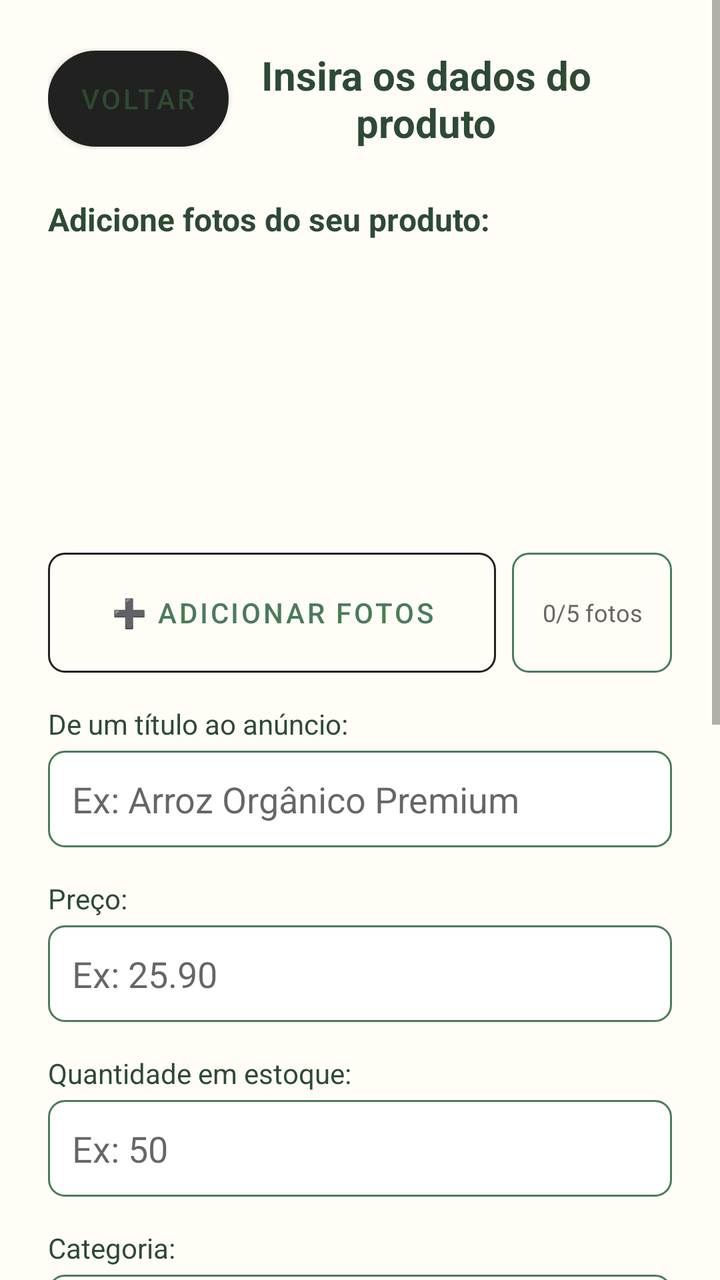
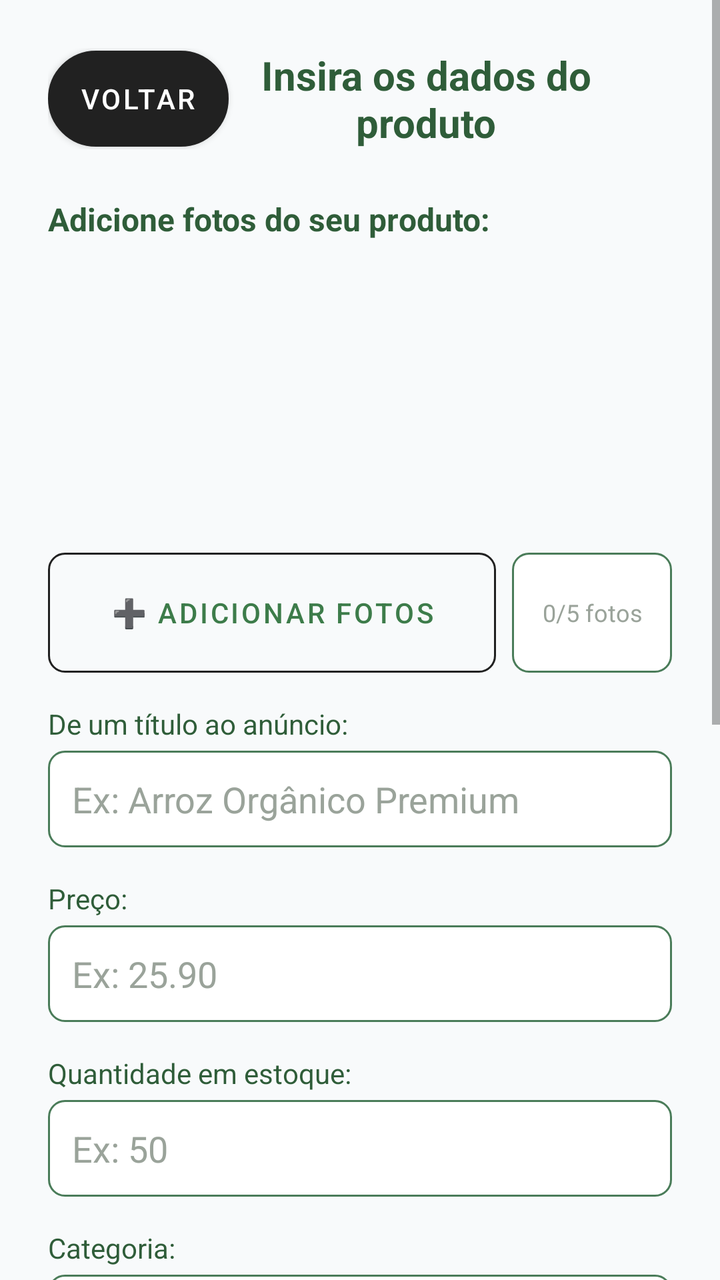

The first picture is an Android layout as it rendered before a commit; the second is the same layout after the commit. The layout source and the unified diff follow.
<!-- AndroidManifest.xml: activity theme Theme.MaterialComponents.Light.DarkActionBar -->
<!-- res/layout/activity_novo_produto.xml -->
<?xml version="1.0" encoding="utf-8"?>
<ScrollView
    xmlns:android="http://schemas.android.com/apk/res/android"
    android:layout_width="match_parent"
    android:layout_height="match_parent"
    android:background="#FFFDF6">

    <LinearLayout
        android:layout_width="match_parent"
        android:layout_height="wrap_content"
        android:orientation="vertical"
        android:padding="24dp">

        
        <LinearLayout
            android:layout_width="match_parent"
            android:layout_height="wrap_content"
            android:orientation="horizontal"
            android:gravity="center_vertical"
            android:layout_marginBottom="24dp">

            <Button
                android:id="@+id/btnVoltar"
                android:layout_width="wrap_content"
                android:layout_height="wrap_content"
                android:text="Voltar"
                android:textColor="#2D4A33"
                android:background="@drawable/bg_button_primary"/>

            <TextView
                android:id="@+id/produtoTitulo"
                android:layout_width="0dp"
                android:layout_height="wrap_content"
                android:layout_weight="1"
                android:text="Insira os dados do produto"
                android:textSize="20sp"
                android:textColor="#2D4A33"
                android:textStyle="bold"
                android:gravity="center" />

            <View
                android:layout_width="24dp"
                android:layout_height="24dp" />
        </LinearLayout>

        
        <TextView
            android:layout_width="wrap_content"
            android:layout_height="wrap_content"
            android:text="Adicione fotos do seu produto:"
            android:textSize="16sp"
            android:textColor="#2D4A33"
            android:textStyle="bold"
            android:layout_marginBottom="8dp" />

        
        <HorizontalScrollView
            android:layout_width="match_parent"
            android:layout_height="140dp"
            android:layout_marginBottom="8dp">

            <LinearLayout
                android:id="@+id/containerFotos"
                android:layout_width="wrap_content"
                android:layout_height="match_parent"
                android:orientation="horizontal"
                android:gravity="center_vertical"
                android:padding="8dp">
                
            </LinearLayout>
        </HorizontalScrollView>

        
        <LinearLayout
            android:layout_width="match_parent"
            android:layout_height="wrap_content"
            android:orientation="horizontal"
            android:gravity="center"
            android:layout_marginBottom="16dp">

            <Button
                android:id="@+id/btnAdicionarFoto"
                android:layout_width="0dp"
                android:layout_height="60dp"
                android:layout_weight="1"
                android:text="➕ Adicionar Fotos"
                android:textSize="14sp"
                android:textColor="#4A7C59"
                android:background="@drawable/bg_button_outline_simple"
                android:layout_marginEnd="8dp" />

            <TextView
                android:id="@+id/txtContadorFotos"
                android:layout_width="80dp"
                android:layout_height="60dp"
                android:gravity="center"
                android:text="0/5 fotos"
                android:textSize="12sp"
                android:textColor="#666666"
                android:background="@drawable/bg_button_outline_simple" />
        </LinearLayout>

        
        <TextView
            android:layout_width="wrap_content"
            android:layout_height="wrap_content"
            android:text="De um título ao anúncio:"
            android:textSize="14sp"
            android:textColor="#2D4A33"
            android:layout_marginBottom="4dp" />

        <EditText
            android:id="@+id/edtTitulo"
            android:layout_width="match_parent"
            android:layout_height="wrap_content"
            android:hint="Ex: Arroz Orgânico Premium"
            android:background="@drawable/bg_edittext_simple"
            android:padding="12dp"
            android:layout_marginBottom="16dp" />

        
        <TextView
            android:layout_width="wrap_content"
            android:layout_height="wrap_content"
            android:text="Preço:"
            android:textSize="14sp"
            android:textColor="#2D4A33"
            android:layout_marginBottom="4dp" />

        <EditText
            android:id="@+id/edtPreco"
            android:layout_width="match_parent"
            android:layout_height="wrap_content"
            android:hint="Ex: 25.90"
            android:inputType="numberDecimal"
            android:background="@drawable/bg_edittext_simple"
            android:padding="12dp"
            android:layout_marginBottom="16dp" />

        
        <TextView
            android:layout_width="wrap_content"
            android:layout_height="wrap_content"
            android:text="Quantidade em estoque:"
            android:textSize="14sp"
            android:textColor="#2D4A33"
            android:layout_marginBottom="4dp" />

        <EditText
            android:id="@+id/edtEstoque"
            android:layout_width="match_parent"
            android:layout_height="wrap_content"
            android:hint="Ex: 50"
            android:inputType="number"
            android:background="@drawable/bg_edittext_simple"
            android:padding="12dp"
            android:layout_marginBottom="16dp" />

        
        <TextView
            android:layout_width="wrap_content"
            android:layout_height="wrap_content"
            android:text="Categoria:"
            android:textSize="14sp"
            android:textColor="#2D4A33"
            android:layout_marginBottom="4dp" />

        <Spinner
            android:id="@+id/spinnerCategoria"
            android:layout_width="match_parent"
            android:layout_height="wrap_content"
            android:background="@drawable/bg_edittext_simple"
            android:padding="12dp"
            android:layout_marginBottom="16dp" />

        
        <TextView
            android:layout_width="wrap_content"
            android:layout_height="wrap_content"
            android:text="Variações (Opcional):"
            android:textSize="16sp"
            android:textStyle="bold"
            android:textColor="@color/green_dark"
            android:layout_marginBottom="8dp" />
            
        <TextView
            android:layout_width="wrap_content"
            android:layout_height="wrap_content"
            android:text="Tipo (Ex: Tamanho, Peso, Cor)"
            android:textSize="14sp"
            android:textColor="@color/text_primary"
            android:layout_marginBottom="4dp" />

        <EditText
            android:id="@+id/edtOpcaoNome"
            android:layout_width="match_parent"
            android:layout_height="wrap_content"
            android:hint="Ex: Peso"
            android:background="@drawable/bg_edittext_simple"
            android:padding="12dp"
            android:layout_marginBottom="12dp" />

        <TextView
            android:layout_width="wrap_content"
            android:layout_height="wrap_content"
            android:text="Valores (Separados por vírgula)"
            android:textSize="14sp"
            android:textColor="@color/text_primary"
            android:layout_marginBottom="4dp" />

        <EditText
            android:id="@+id/edtOpcaoValores"
            android:layout_width="match_parent"
            android:layout_height="wrap_content"
            android:hint="Ex: 1kg, 2kg, 5kg"
            android:background="@drawable/bg_edittext_simple"
            android:padding="12dp"
            android:layout_marginBottom="24dp" />

        
        <TextView
            android:layout_width="wrap_content"
            android:layout_height="wrap_content"
            android:text="Descreva seu produto:"
            android:textSize="14sp"
            android:textColor="#2D4A33"
            android:layout_marginBottom="4dp" />

        <EditText
            android:id="@+id/edtDescricao"
            android:layout_width="match_parent"
            android:layout_height="120dp"
            android:hint="Ex: Arroz orgânico cultivado sem agrotóxicos..."
            android:gravity="top"
            android:inputType="textMultiLine"
            android:background="@drawable/bg_edittext_simple"
            android:padding="12dp"
            android:layout_marginBottom="24dp" />

        <Button
            android:id="@+id/btnEnviar"
            android:layout_width="match_parent"
            android:layout_height="54dp"
            android:text="Enviar produto"
            android:textSize="16sp"
            android:textColor="#2D4A33"
            android:background="@drawable/bg_button_primary" />

    </LinearLayout>
</ScrollView>
<!-- resources referenced by this layout -->
<resources>
  <color name="green_dark">#2F5D39</color>
  <color name="text_primary">#2F5D39</color>
  <!-- drawable bg_button_outline_simple (drawable) -->
  <?xml version="1.0" encoding="utf-8"?>
  <shape xmlns:android="http://schemas.android.com/apk/res/android">
      <solid android:color="#00FFFFFF" />
      <stroke android:width="1dp" android:color="#4A7C59" />
      <corners android:radius="8dp" />
  </shape>
  <!-- drawable bg_button_primary (drawable) -->
  <?xml version="1.0" encoding="utf-8"?>
  <shape xmlns:android="http://schemas.android.com/apk/res/android">
      <solid android:color="@color/white" />
      <stroke android:width="1dp" android:color="@color/green_dark" />
      <corners android:radius="24dp" />
  </shape>
  <!-- drawable bg_edittext_simple (drawable) -->
  <?xml version="1.0" encoding="utf-8"?>
  <shape xmlns:android="http://schemas.android.com/apk/res/android">
      <solid android:color="#FFFFFF" />
      <stroke android:width="1dp" android:color="#4A7C59" />
      <corners android:radius="8dp" />
  </shape>
  <color name="white">#FFFFFF</color>
</resources>

<!-- the commit's change to res/layout/activity_novo_produto.xml (unified diff, before → after) -->
@@ -3,7 +3,7 @@
     xmlns:android="http://schemas.android.com/apk/res/android"
     android:layout_width="match_parent"
     android:layout_height="match_parent"
-    android:background="#FFFDF6">
+    android:background="@color/bg_ice">
 
     <LinearLayout
         android:layout_width="match_parent"
@@ -24,7 +24,8 @@
                 android:layout_width="wrap_content"
                 android:layout_height="wrap_content"
                 android:text="Voltar"
-                android:textColor="#2D4A33"
+                android:textColor="@color/white"
+                android:backgroundTint="@color/green_dark"
                 android:background="@drawable/bg_button_primary"/>
 
             <TextView
@@ -34,7 +35,7 @@
                 android:layout_weight="1"
                 android:text="Insira os dados do produto"
                 android:textSize="20sp"
-                android:textColor="#2D4A33"
+                android:textColor="@color/green_dark"
                 android:textStyle="bold"
                 android:gravity="center" />
 
@@ -49,7 +50,7 @@
             android:layout_height="wrap_content"
             android:text="Adicione fotos do seu produto:"
             android:textSize="16sp"
-            android:textColor="#2D4A33"
+            android:textColor="@color/green_dark"
             android:textStyle="bold"
             android:layout_marginBottom="8dp" />
 
@@ -85,7 +86,7 @@
                 android:layout_weight="1"
                 android:text="➕ Adicionar Fotos"
                 android:textSize="14sp"
-                android:textColor="#4A7C59"
+                android:textColor="@color/green_mid"
                 android:background="@drawable/bg_button_outline_simple"
                 android:layout_marginEnd="8dp" />
 
@@ -96,8 +97,8 @@
                 android:gravity="center"
                 android:text="0/5 fotos"
                 android:textSize="12sp"
-                android:textColor="#666666"
-                android:background="@drawable/bg_button_outline_simple" />
+                android:textColor="@color/text_secondary"
+                android:background="@drawable/bg_edittext_simple" />
         </LinearLayout>
 
         
@@ -106,7 +107,7 @@
             android:layout_height="wrap_content"
             android:text="De um título ao anúncio:"
             android:textSize="14sp"
-            android:textColor="#2D4A33"
+            android:textColor="@color/text_primary"
             android:layout_marginBottom="4dp" />
 
         <EditText
@@ -114,6 +115,8 @@
             android:layout_width="match_parent"
             android:layout_height="wrap_content"
             android:hint="Ex: Arroz Orgânico Premium"
+            android:textColor="@color/green_dark"
+            android:textColorHint="@color/text_secondary"
             android:background="@drawable/bg_edittext_simple"
             android:padding="12dp"
             android:layout_marginBottom="16dp" />
@@ -124,7 +127,7 @@
             android:layout_height="wrap_content"
             android:text="Preço:"
             android:textSize="14sp"
-            android:textColor="#2D4A33"
+            android:textColor="@color/text_primary"
             android:layout_marginBottom="4dp" />
 
         <EditText
@@ -133,6 +136,8 @@
             android:layout_height="wrap_content"
             android:hint="Ex: 25.90"
             android:inputType="numberDecimal"
+            android:textColor="@color/green_dark"
+            android:textColorHint="@color/text_secondary"
             android:background="@drawable/bg_edittext_simple"
             android:padding="12dp"
             android:layout_marginBottom="16dp" />
@@ -143,7 +148,7 @@
             android:layout_height="wrap_content"
             android:text="Quantidade em estoque:"
             android:textSize="14sp"
-            android:textColor="#2D4A33"
+            android:textColor="@color/text_primary"
             android:layout_marginBottom="4dp" />
 
         <EditText
@@ -152,6 +157,8 @@
             android:layout_height="wrap_content"
             android:hint="Ex: 50"
             android:inputType="number"
+            android:textColor="@color/green_dark"
+            android:textColorHint="@color/text_secondary"
             android:background="@drawable/bg_edittext_simple"
             android:padding="12dp"
             android:layout_marginBottom="16dp" />
@@ -162,7 +169,7 @@
             android:layout_height="wrap_content"
             android:text="Categoria:"
             android:textSize="14sp"
-            android:textColor="#2D4A33"
+            android:textColor="@color/text_primary"
             android:layout_marginBottom="4dp" />
 
         <Spinner
@@ -196,6 +203,8 @@
             android:layout_width="match_parent"
             android:layout_height="wrap_content"
             android:hint="Ex: Peso"
+            android:textColor="@color/green_dark"
+            android:textColorHint="@color/text_secondary"
             android:background="@drawable/bg_edittext_simple"
             android:padding="12dp"
             android:layout_marginBottom="12dp" />
@@ -213,6 +222,8 @@
             android:layout_width="match_parent"
             android:layout_height="wrap_content"
             android:hint="Ex: 1kg, 2kg, 5kg"
+            android:textColor="@color/green_dark"
+            android:textColorHint="@color/text_secondary"
             android:background="@drawable/bg_edittext_simple"
             android:padding="12dp"
             android:layout_marginBottom="24dp" />
@@ -223,7 +234,7 @@
             android:layout_height="wrap_content"
             android:text="Descreva seu produto:"
             android:textSize="14sp"
-            android:textColor="#2D4A33"
+            android:textColor="@color/text_primary"
             android:layout_marginBottom="4dp" />
 
         <EditText
@@ -233,6 +244,8 @@
             android:hint="Ex: Arroz orgânico cultivado sem agrotóxicos..."
             android:gravity="top"
             android:inputType="textMultiLine"
+            android:textColor="@color/green_dark"
+            android:textColorHint="@color/text_secondary"
             android:background="@drawable/bg_edittext_simple"
             android:padding="12dp"
             android:layout_marginBottom="24dp" />
@@ -241,9 +254,10 @@
             android:id="@+id/btnEnviar"
             android:layout_width="match_parent"
             android:layout_height="54dp"
-            android:text="Enviar produto"
+            android:text="Salvar Produto"
             android:textSize="16sp"
-            android:textColor="#2D4A33"
+            android:textColor="@color/white"
+            android:backgroundTint="@color/green_dark"
             android:background="@drawable/bg_button_primary" />
 
     </LinearLayout>
<!-- resource entries referenced after the edit -->
@@ -1,7 +1,10 @@
 <!-- resources referenced by this layout -->
 <resources>
+  <color name="bg_ice">#F8FAFB</color>
   <color name="green_dark">#2F5D39</color>
+  <color name="green_mid">#3D7C4A</color>
   <color name="text_primary">#2F5D39</color>
+  <color name="text_secondary">#9AA39A</color>
   <!-- drawable bg_button_outline_simple (drawable) -->
   <?xml version="1.0" encoding="utf-8"?>
   <shape xmlns:android="http://schemas.android.com/apk/res/android">
